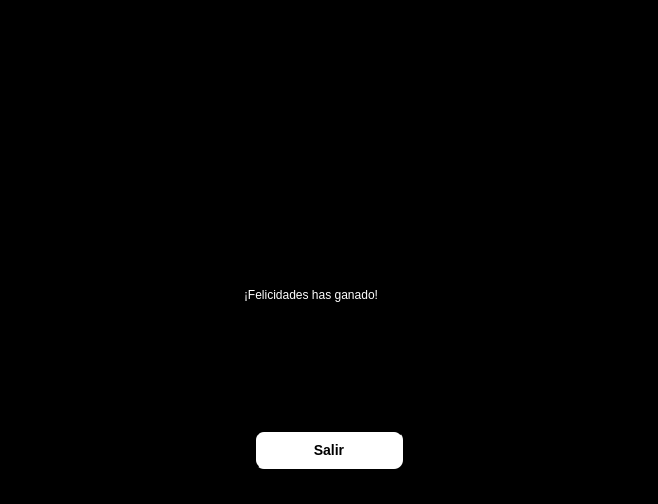
Above: client/vista/menu_finalizar.ui from AlanValdevenito/Worms before the change. Below: the same form after it.
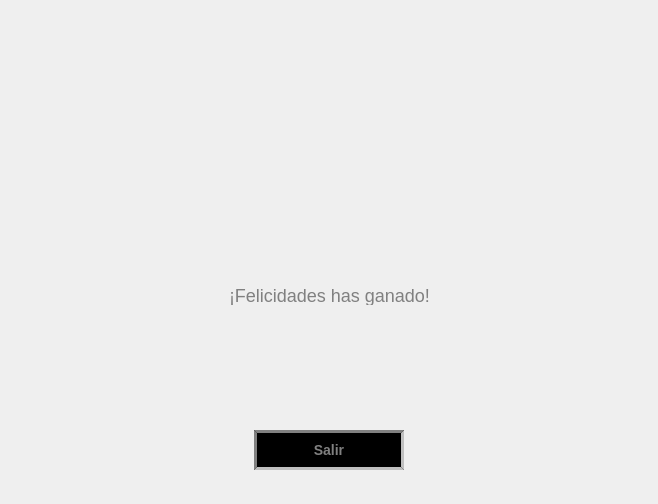
That is the form after the change. Icons and pictures are not drawn.

Commit message:
Trabajando en el menu
- Se agrego un fondo a todos los menu.
- Se cambio el diseño de los botones.
- Se agrego un mismo icono a todas las ventanas.

Diff of the .ui file:
```diff
--- a/client/vista/menu_finalizar.ui
+++ b/client/vista/menu_finalizar.ui
@@ -14,7 +14,10 @@
    <string>Worms 2D</string>
   </property>
   <property name="styleSheet">
-   <string notr="true">background-color: rgb(0, 0, 0);</string>
+   <string notr="true">QMainWindow { 
+	background-image: url(&quot;/home/alan/Escritorio/Taller-de-Programacion-I/TPs/TP3 - Worms/Worms/client/vista/data/fondo.png&quot;); 
+	background-position: center center;
+}</string>
   </property>
   <widget class="QWidget" name="centralwidget">
    <property name="styleSheet">
@@ -39,7 +42,7 @@
        <string notr="true"/>
       </property>
       <property name="frameShape">
-       <enum>QFrame::StyledPanel</enum>
+       <enum>QFrame::NoFrame</enum>
       </property>
       <property name="frameShadow">
        <enum>QFrame::Raised</enum>
@@ -95,7 +98,7 @@
        <string notr="true"/>
       </property>
       <property name="frameShape">
-       <enum>QFrame::StyledPanel</enum>
+       <enum>QFrame::NoFrame</enum>
       </property>
       <property name="frameShadow">
        <enum>QFrame::Raised</enum>
@@ -123,15 +126,12 @@
        </property>
        <property name="styleSheet">
         <string notr="true">QPushButton {
-	background-color: white;
-	border-style: outset;
-	border-width: 2px;
-	border-radius: 10px;
+	background-color: black;
+	border-style: inset;
+	border-width: 3px;
+	border-color: grey;
 	font: bold 14px;
-}
-
-QPushButton:hover {
-	background: grey;
+	color: grey;
 }
 
 QPushButton:pressed {
@@ -146,38 +146,20 @@
       <widget class="QLabel" name="resultadoLabel">
        <property name="geometry">
         <rect>
-         <x>235</x>
+         <x>220</x>
          <y>30</y>
-         <width>171</width>
+         <width>201</width>
          <height>20</height>
         </rect>
        </property>
        <property name="styleSheet">
-        <string notr="true">color: rgb(255, 255, 255);</string>
+        <string notr="true">color: grey;
+font: 18px;</string>
        </property>
        <property name="text">
         <string>¡Felicidades has ganado!</string>
        </property>
       </widget>
-      <widget class="QGraphicsView" name="wormGraphicsView">
-       <property name="geometry">
-        <rect>
-         <x>90</x>
-         <y>70</y>
-         <width>60</width>
-         <height>60</height>
-        </rect>
-       </property>
-       <property name="backgroundBrush">
-        <brush brushstyle="SolidPattern">
-         <color alpha="255">
-          <red>0</red>
-          <green>0</green>
-          <blue>0</blue>
-         </color>
-        </brush>
-       </property>
-      </widget>
      </widget>
     </item>
    </layout>
```
Left out of the diff: 2 changed lines with no effect on the pictures. The commit also changes 11 other files.
